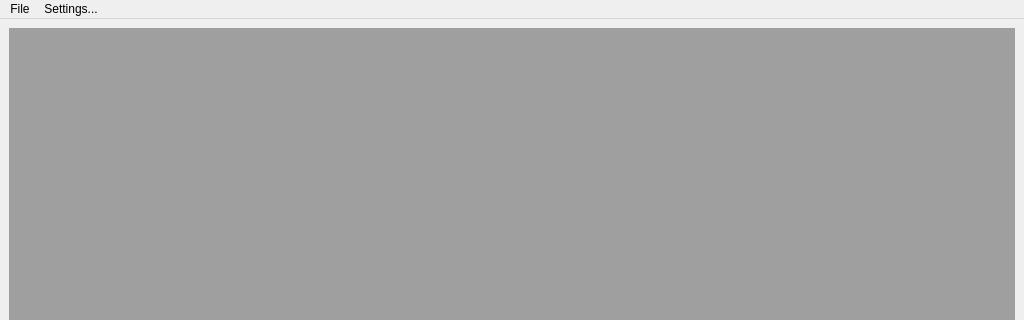
Before: the Qt Designer form src/mjlog/gui/ui/main_window.ui in fidelleon/MJlog, drawn with Qt 5; both pictures show x 0 to 1024 and y 0 to 320 of the 1024 by 768 pixel window.
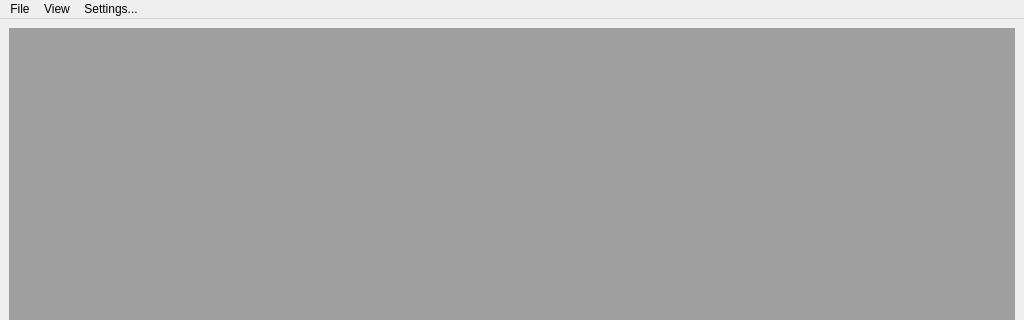
After: the same form once the commit is applied.

Commit message: Add Countries viewer window with read-only DXCC entity list

```diff
--- a/src/mjlog/gui/ui/main_window.ui
+++ b/src/mjlog/gui/ui/main_window.ui
@@ -36,6 +36,12 @@
     <addaction name="actionImportDXCC"/>
     <addaction name="actionExit"/>
    </widget>
+   <widget class="QMenu" name="menuView">
+    <property name="title">
+     <string>View</string>
+    </property>
+    <addaction name="actionViewCountries"/>
+   </widget>
    <widget class="QMenu" name="menuSettings">
     <property name="title">
      <string>Settings...</string>
@@ -43,6 +49,7 @@
     <addaction name="actionInitializeDatabase"/>
    </widget>
    <addaction name="menuFile"/>
+   <addaction name="menuView"/>
    <addaction name="menuSettings"/>
   </widget>
   <action name="actionImportDXCC">
```
Left out of the diff: 5 changed lines with no effect on the pictures. The commit also changes 2 other files.
